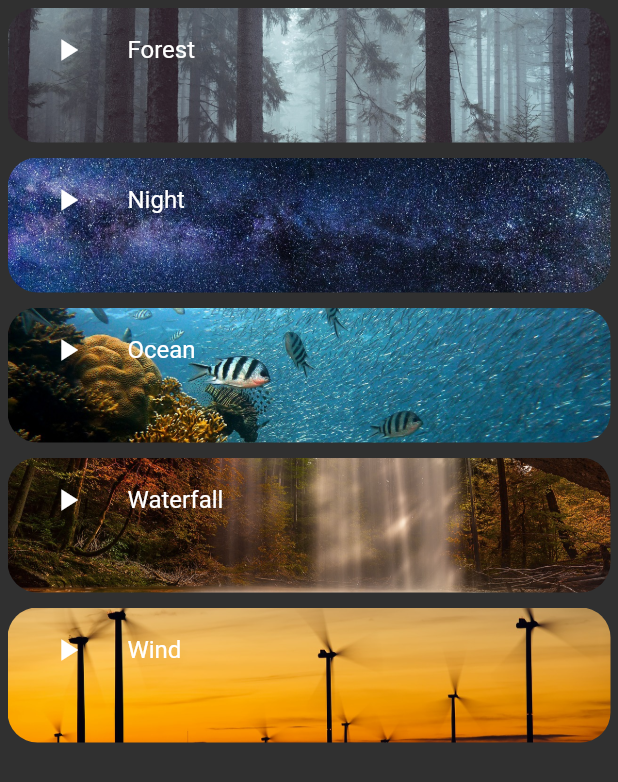
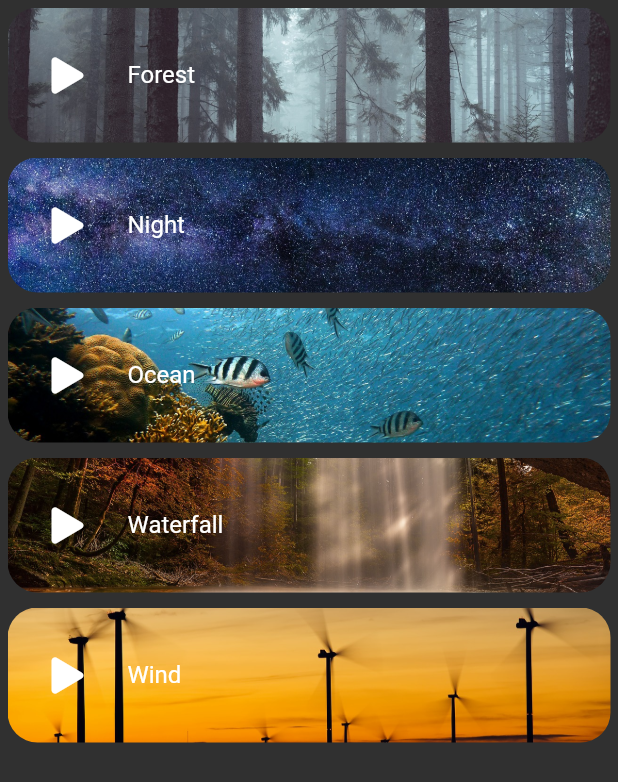
Before and after one commit to Drunnb/lessons_projects, a Flutter app: the screen it shows after launch, on a phone screen of 412 x 824 dp. Shown: the top 782 px of the screen. Run offline on Flutter 3.47's test engine with Material 2 defaults, Android fonts, the phone set to English and light mode, and no system bars; our stand-ins replace font_awesome_flutter, just_audio.

Commit message:
fixed icons

```diff
--- a/meditation_app/lib/main.dart
+++ b/meditation_app/lib/main.dart
@@ -14,7 +14,7 @@ class MyApp extends StatelessWidget {
     return MaterialApp(
       title: 'Flutter Demo',
       theme: ThemeData.dark(),
-      home: MeditationAppScreen(),
+      home: const MeditationAppScreen(),
     );
   }
 }
--- a/meditation_app/lib/screens/meditation_app_screen.dart
+++ b/meditation_app/lib/screens/meditation_app_screen.dart
@@ -1,9 +1,10 @@
 import 'package:flutter/material.dart';
 import 'package:meditation_app/models/item_model.dart';
 import 'package:just_audio/just_audio.dart';
+import 'package:font_awesome_flutter/font_awesome_flutter.dart';
 
 class MeditationAppScreen extends StatefulWidget {
-  MeditationAppScreen({Key? key}) : super(key: key);
+  const MeditationAppScreen({Key? key}) : super(key: key);
 
   @override
   _MeditationAppScreenState createState() => _MeditationAppScreenState();
@@ -52,8 +53,8 @@ class _MeditationAppScreenState extends State<MeditationAppScreen> {
     return Scaffold(
       body: SafeArea(
         child: ListView.builder(
-          physics:
-              BouncingScrollPhysics(parent: AlwaysScrollableScrollPhysics()),
+          physics: const BouncingScrollPhysics(
+              parent: AlwaysScrollableScrollPhysics()),
           itemExtent: 100,
           itemCount: items.length,
           itemBuilder: (BuildContext context, int index) => Container(
@@ -63,14 +64,29 @@ class _MeditationAppScreenState extends State<MeditationAppScreen> {
               image: DecorationImage(
                   image: AssetImage(items[index].imagePath), fit: BoxFit.cover),
             ),
+            child: Center(
               child: ListTile(
                 title: Text('${items[index].name}'),
                 leading: IconButton(
-                icon: Icon(Icons.play_arrow),
+                  splashRadius: 2,
+                  icon: playingIndex == index
+                      ? const FaIcon(FontAwesomeIcons.stop)
+                      : const FaIcon(FontAwesomeIcons.play),
                   onPressed: () {
+                    if (playingIndex == index) {
+                      audioPlayer.stop();
+                      setState(() {
+                        playingIndex = null;
+                      });
+                    } else {
                       audioPlayer.setAsset(items[index].audioPath);
                       audioPlayer.play();
+                      setState(() {
+                        playingIndex = index;
+                      });
+                    }
                   },
+                ),
               ),
             ),
           ),
--- a/meditation_app/pubspec.yaml
+++ b/meditation_app/pubspec.yaml
@@ -35,6 +35,7 @@ dependencies:
   # Use with the CupertinoIcons class for iOS style icons.
   cupertino_icons: ^1.0.2
   just_audio: ^0.9.18
+  font_awesome_flutter: ^9.2.0
 
 dev_dependencies:
   flutter_test:
```
Also changed, not shown: meditation_app/pubspec.lock. Lines whose indentation alone changed are shown as unchanged.
